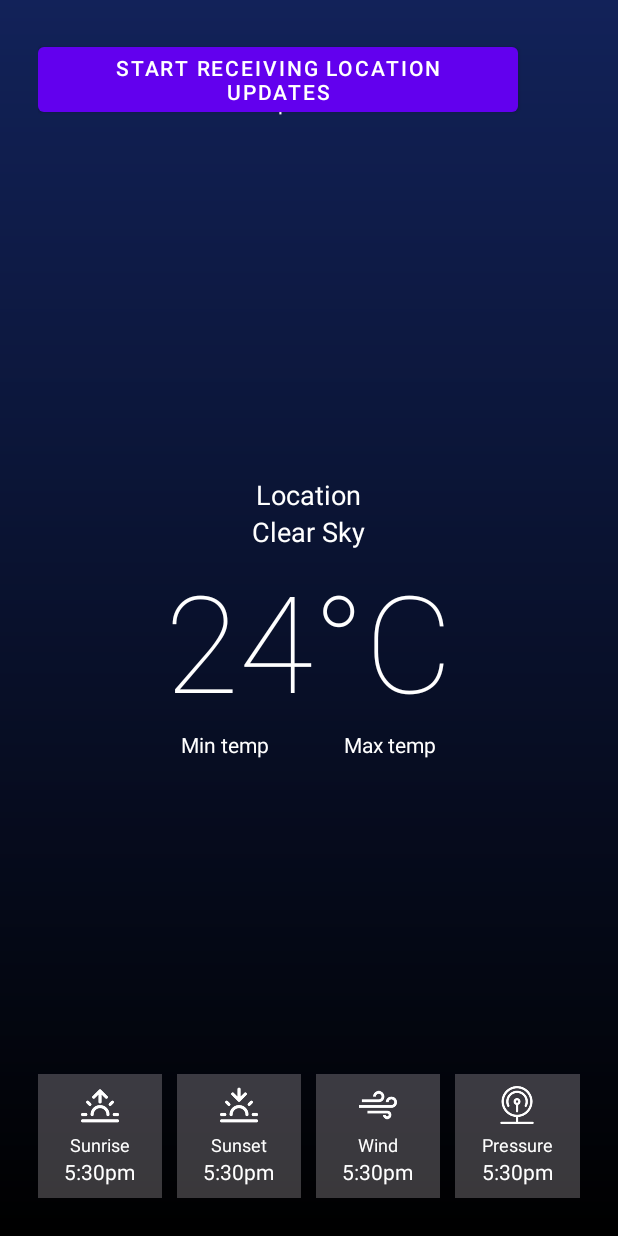
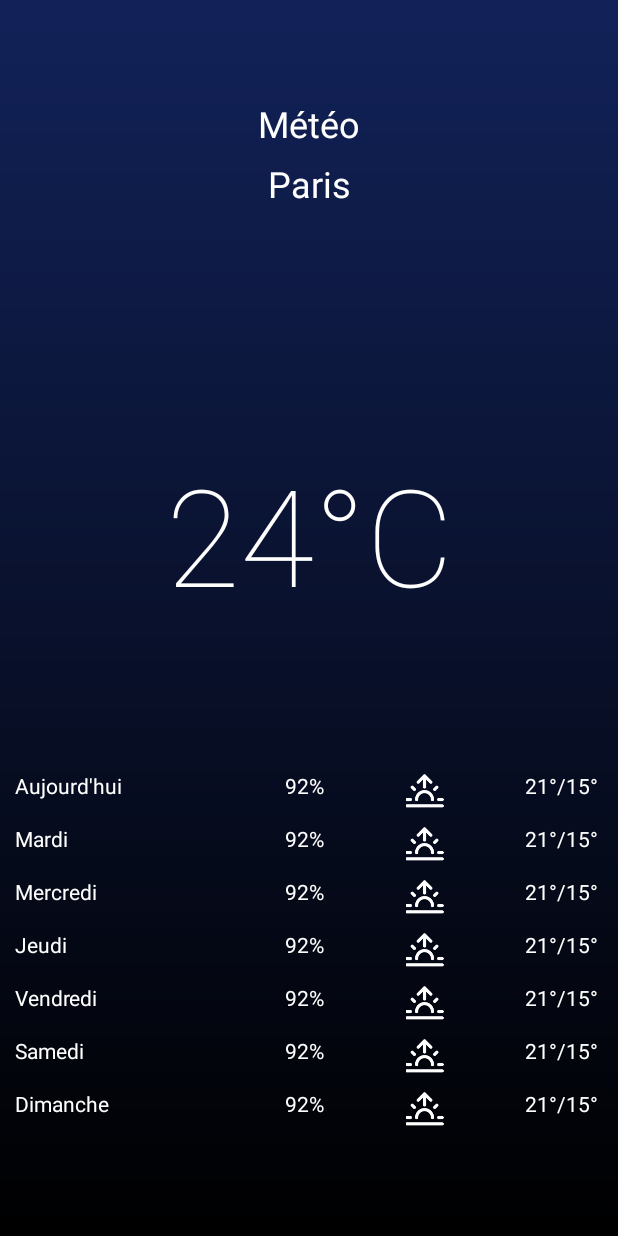
Before and after one commit to HETIC-MT-P2021/WEATHER-GROUP1-ANDROID, an Android app: the screen it shows after launch (MainActivity), on a phone screen of 412 x 824 dp. Run offline under Robolectric (Android 15) with nearby library versions, the phone set to English and light mode, and no system bars; network calls fail; 3 statements that could not run were skipped.

Commit message:
Display API Data in Screen

```diff
--- a/app/src/main/java/com/example/weather_group1_android/network/ui/MainActivity.kt
+++ b/app/src/main/java/com/example/weather_group1_android/network/ui/MainActivity.kt
@@ -95,7 +95,7 @@ class MainActivity : AppCompatActivity(), SharedPreferences.OnSharedPreferenceCh
             getSharedPreferences(getString(R.string.preference_file_key), Context.MODE_PRIVATE)
 
         foregroundOnlyLocationButton = findViewById(R.id.foreground_only_location_button)
-        outputTextView = findViewById(R.id.output_text_view)
+        outputTextView = findViewById(R.id.address)
 
         foregroundOnlyLocationButton.setOnClickListener {
             val enabled = sharedPreferences.getBoolean(
@@ -304,7 +304,9 @@ class MainActivity : AppCompatActivity(), SharedPreferences.OnSharedPreferenceCh
     }
     private fun displayResults(response: WeatherAsset?) {
         response?.let {
-            binding.temp.text = response.current.temp.toString() + "°C"
+            Log.d(TAG, "Api data: $response")
+            binding.timezone.text = response.timezone
+            binding.temp.text = (response.current.temp.toInt()).toString() + "°C"
         }
     }
     private fun displayError() {
--- a/app/src/main/res/layout/activity_main.xml
+++ b/app/src/main/res/layout/activity_main.xml
@@ -1,277 +1,322 @@
 <?xml version="1.0" encoding="utf-8"?>
-<RelativeLayout xmlns:android="http://schemas.android.com/apk/res/android"
+<androidx.constraintlayout.widget.ConstraintLayout xmlns:android="http://schemas.android.com/apk/res/android"
     xmlns:app="http://schemas.android.com/apk/res-auto"
     xmlns:tools="http://schemas.android.com/tools"
     android:id="@+id/activity_main"
     android:layout_width="match_parent"
     android:layout_height="match_parent"
-    android:orientation="vertical"
-    android:padding="25dp"
     android:background="@drawable/gradient_bg"
     tools:context=".network.ui.MainActivity">
 
     <Button
         android:id="@+id/foreground_only_location_button"
         android:layout_width="wrap_content"
+        android:layout_height="wrap_content"
+        android:layout_marginTop="16dp"
+        android:text="@string/update"
         android:textColor="@color/white"
-        android:text="Click me"
-        android:layout_height="wrap_content"></Button>
+        app:layout_constraintEnd_toEndOf="parent"
+        app:layout_constraintHorizontal_bias="0.498"
+        app:layout_constraintStart_toStartOf="parent"
+        app:layout_constraintTop_toTopOf="parent"
+        android:visibility="invisible"/>
 
-    <RelativeLayout
-        android:id="@+id/mainContainer"
-        android:visibility="visible"
-        android:layout_width="match_parent"
-        android:layout_height="match_parent">
-
-        <LinearLayout
-            android:id="@+id/addressContainer"
-            android:orientation="vertical"
-            android:gravity="center"
-            android:layout_width="match_parent"
-            android:layout_height="wrap_content">
     <TextView
         android:id="@+id/address"
+        android:layout_width="wrap_content"
+        android:layout_height="wrap_content"
+        android:layout_marginTop="50dp"
+        android:text="@string/weather"
         android:textSize="24sp"
-                android:text="@string/weather"
+        app:layout_constraintEnd_toEndOf="parent"
+        app:layout_constraintStart_toStartOf="parent"
+        app:layout_constraintTop_toTopOf="@+id/foreground_only_location_button" />
+
+    <TextView
+        android:id="@+id/timezone"
         android:layout_width="wrap_content"
-                android:layout_height="wrap_content">
-            </TextView>
-            <TextView
-                android:id="@+id/update_at"
-                android:textSize="14sp"
-                android:text="@string/update_at"
-                android:layout_width="wrap_content"
-                android:layout_height="wrap_content">
-            </TextView>
-        </LinearLayout>
+        android:layout_height="wrap_content"
+        android:layout_marginTop="90dp"
+        android:text="Paris"
+        android:textSize="24sp"
+        app:layout_constraintEnd_toEndOf="parent"
+        app:layout_constraintStart_toStartOf="parent"
+        app:layout_constraintTop_toTopOf="@+id/foreground_only_location_button" />
 
-        <LinearLayout
-            android:id="@+id/overviewContainer"
-            android:orientation="vertical"
-            android:layout_centerInParent="true"
-            android:layout_width="match_parent"
-            android:layout_height="wrap_content">
-            <TextView
-                android:id="@+id/output_text_view"
-                android:textSize="18sp"
-                android:layout_gravity="center"
-                android:text="Location"
-                android:layout_width="wrap_content"
-                android:layout_height="wrap_content">
-            </TextView>
-            <TextView
-                android:id="@+id/status"
-                android:textSize="18sp"
-                android:layout_gravity="center"
-                android:text="@string/clear_sky"
-                android:layout_width="wrap_content"
-                android:layout_height="wrap_content">
-            </TextView>
     <TextView
         android:id="@+id/temp"
+        android:layout_width="wrap_content"
+        android:layout_height="wrap_content"
+        android:layout_marginBottom="408dp"
+        android:fontFamily="sans-serif-thin"
+        android:text="@string/_24_c"
         android:textSize="90sp"
-                android:fontFamily="sans-serif-thin"
-                android:layout_gravity="center"
-                android:text="@string/_24_c"
-                android:layout_width="wrap_content"
-                android:layout_height="wrap_content">
-            </TextView>
-            <LinearLayout
-                android:orientation="horizontal"
-                android:gravity="center"
-                android:layout_width="match_parent"
-                android:layout_height="wrap_content">
-                <TextView
-                    android:id="@+id/temp_min"
-                    android:text="@string/min_temp"
-                    android:layout_width="wrap_content"
-                    android:layout_height="wrap_content">
-                </TextView>
-                <Space
-                    android:layout_width="50dp"
-                    android:layout_height="wrap_content" />
-                <TextView
-                    android:id="@+id/temp_max"
-                    android:text="@string/max_temp"
-                    android:layout_width="wrap_content"
-                    android:layout_height="wrap_content">
-                </TextView>
-            </LinearLayout>
-        </LinearLayout>
-
-        <LinearLayout
-            android:id="@+id/detailsContainer"
-            android:orientation="vertical"
-            android:layout_alignParentBottom="true"
-            android:layout_width="match_parent"
-            android:layout_height="wrap_content">
-            <LinearLayout
-                android:orientation="horizontal"
-                android:weightSum="4"
-                android:layout_width="match_parent"
-                android:layout_height="wrap_content">
-                <LinearLayout
-                    android:orientation="vertical"
-                    android:layout_weight="1"
-                    android:gravity="center"
-                    android:padding="8dp"
-                    android:background="#3CF1EBF1"
-                    android:layout_width="0dp"
-                    android:layout_height="wrap_content">
-                    <ImageView
-                        android:contentDescription="@string/sunrise"
-                        android:layout_width="25dp"
-                        android:layout_height="25dp"
-                        android:src="@drawable/sunrise"
-                        app:tint="#FFF">
-                    </ImageView>
-                    <Space
-                        android:layout_width="wrap_content"
-                        android:layout_height="5dp" />
-                    <TextView
-                        android:text="@string/sunrise"
-                        android:textSize="12sp"
-                        android:layout_width="wrap_content"
-                        android:layout_height="wrap_content">
-                    </TextView>
-                    <TextView
-                        android:id="@+id/sunrise"
-                        android:text="@string/_5_30pm"
-                        android:textSize="14sp"
-                        android:layout_width="wrap_content"
-                        android:layout_height="wrap_content">
-                    </TextView>
-                </LinearLayout>
-                <Space
-                    android:layout_width="10dp"
-                    android:layout_height="wrap_content" />
-                <LinearLayout
-                    android:orientation="vertical"
-                    android:layout_weight="1"
-                    android:gravity="center"
-                    android:padding="8dp"
-                    android:background="#3CF1EBF1"
-                    android:layout_width="0dp"
-                    android:layout_height="wrap_content">
-                    <ImageView
-                        android:contentDescription="@string/sunset"
-                        android:layout_width="25dp"
-                        android:layout_height="25dp"
-                        android:src="@drawable/sunset"
-                        app:tint="#FFF">
-                    </ImageView>
-                    <Space
-                        android:layout_width="wrap_content"
-                        android:layout_height="5dp" />
-                    <TextView
-                        android:text="@string/sunset"
-                        android:textSize="12sp"
-                        android:layout_width="wrap_content"
-                        android:layout_height="wrap_content">
-                    </TextView>
-                    <TextView
-                        android:id="@+id/sunset"
-                        android:text="@string/_5_30pm"
-                        android:textSize="14sp"
-                        android:layout_width="wrap_content"
-                        android:layout_height="wrap_content">
-                    </TextView>
-                </LinearLayout>
-                <Space
-                    android:layout_width="10dp"
-                    android:layout_height="wrap_content" />
-                <LinearLayout
-                    android:orientation="vertical"
-                    android:layout_weight="1"
-                    android:gravity="center"
-                    android:padding="8dp"
-                    android:background="#3CF1EBF1"
-                    android:layout_width="0dp"
-                    android:layout_height="wrap_content">
-                    <ImageView
-                        android:contentDescription="@string/wind"
-                        android:layout_width="25dp"
-                        android:layout_height="25dp"
-                        android:src="@drawable/wind"
-                        app:tint="#FFF">
-                    </ImageView>
-                    <Space
-                        android:layout_width="wrap_content"
-                        android:layout_height="5dp" />
-                    <TextView
-                        android:text="@string/wind"
-                        android:textSize="12sp"
-                        android:layout_width="wrap_content"
-                        android:layout_height="wrap_content">
-                    </TextView>
-                    <TextView
-                        android:id="@+id/wind"
-                        android:text="@string/_5_30pm"
-                        android:textSize="14sp"
-                        android:layout_width="wrap_content"
-                        android:layout_height="wrap_content">
-                    </TextView>
-                </LinearLayout>
-                <Space
-                    android:layout_width="10dp"
-                    android:layout_height="wrap_content" />
-                <LinearLayout
-                    android:orientation="vertical"
-                    android:layout_weight="1"
-                    android:gravity="center"
-                    android:padding="8dp"
-                    android:background="#3CF1EBF1"
-                    android:layout_width="0dp"
-                    android:layout_height="wrap_content">
-                    <ImageView
-                        android:contentDescription="@string/pressure"
-                        android:layout_width="25dp"
-                        android:layout_height="25dp"
-                        android:src="@drawable/pressure"
-                        app:tint="#FFF">
-                    </ImageView>
-                    <Space
-                        android:layout_width="wrap_content"
-                        android:layout_height="5dp" />
-                    <TextView
-                        android:text="@string/pressure"
-                        android:textSize="12sp"
-                        android:layout_width="wrap_content"
-                        android:layout_height="wrap_content">
-                    </TextView>
-                    <TextView
-                        android:id="@+id/pressure"
-                        android:text="@string/_5_30pm"
-                        android:textSize="14sp"
-                        android:layout_width="wrap_content"
-                        android:layout_height="wrap_content">
-                    </TextView>
-                </LinearLayout>
-                <Space
-                    android:layout_width="wrap_content"
-                    android:layout_height="wrap_content" />
-
-            </LinearLayout>
-
-        </LinearLayout>
-
-    </RelativeLayout>
+        app:layout_constraintBottom_toBottomOf="parent"
+        app:layout_constraintEnd_toEndOf="parent"
+        app:layout_constraintStart_toStartOf="parent" />
 
     <ProgressBar
         android:id="@+id/loader"
-        android:layout_centerInParent="true"
+        android:layout_width="wrap_content"
+        android:layout_height="wrap_content"
         android:visibility="gone"
-        android:layout_width="wrap_content"
-        android:layout_height="wrap_content">
-    </ProgressBar>
+        app:layout_constraintBottom_toTopOf="@+id/errorText"
+        app:layout_constraintEnd_toStartOf="@+id/errorText"
+        app:layout_constraintStart_toStartOf="@+id/errorText"
+        app:layout_constraintTop_toTopOf="@+id/errorText" />
 
     <TextView
         android:id="@+id/errorText"
-        android:layout_centerInParent="true"
+        android:layout_width="wrap_content"
+        android:layout_height="wrap_content"
+        android:layout_marginStart="25dp"
+        android:layout_marginTop="25dp"
         android:text="@string/something_went_wrong"
         android:visibility="gone"
+        app:layout_constraintStart_toStartOf="parent"
+        app:layout_constraintTop_toTopOf="parent" />
+
+    <TableLayout
+        android:layout_width="409dp"
+        android:layout_height="370dp"
+        android:paddingTop="50dp"
+        android:paddingStart="10dp"
+        android:paddingEnd="10dp"
+        android:stretchColumns="0,2"
+        app:layout_constraintBottom_toBottomOf="parent"
+        tools:layout_editor_absoluteX="1dp"
+        tools:ignore="MissingConstraints">
+
+        <TableRow
+            android:layout_width="match_parent"
+            android:layout_marginTop="10dp"
+            android:layout_height="match_parent">
+
+            <TextView
+                android:id="@+id/day1"
                 android:layout_width="wrap_content"
-        android:layout_height="wrap_content">
-    </TextView>
+                android:layout_height="wrap_content"
+                android:text="@string/today" />
 
-</RelativeLayout>
+            <TextView
+                android:id="@+id/day1_prec"
+                android:layout_width="wrap_content"
+                android:layout_height="wrap_content"
+                android:text="@string/_92" />
+
+            <ImageView
+                android:id="@+id/day1_image"
+                android:layout_width="25dp"
+                android:layout_height="25dp"
+                android:contentDescription="@string/sunrise"
+                android:src="@drawable/sunrise"
+                app:tint="#FFF" />
+
+            <TextView
+                android:id="@+id/day1_temp_min_max"
+                android:layout_width="wrap_content"
+                android:layout_height="wrap_content"
+                android:text="@string/_21_15" />
+        </TableRow>
+
+        <TableRow
+            android:layout_width="match_parent"
+            android:layout_height="match_parent"
+            android:layout_marginTop="10dp">
+
+            <TextView
+                android:id="@+id/day2"
+                android:layout_width="wrap_content"
+                android:layout_height="wrap_content"
+                android:text="@string/tuesday" />
+
+            <TextView
+                android:id="@+id/day2_prec"
+                android:layout_width="wrap_content"
+                android:layout_height="wrap_content"
+                android:text="@string/_92" />
+
+            <ImageView
+                android:id="@+id/day2_image"
+                android:layout_width="25dp"
+                android:layout_height="25dp"
+                android:contentDescription="@string/sunrise"
+                android:src="@drawable/sunrise"
+                app:tint="#FFF" />
+
+            <TextView
+                android:id="@+id/day2_temp_min_max"
+                android:layout_width="wrap_content"
+                android:layout_height="wrap_content"
+                android:text="@string/_21_15" />
+
+        </TableRow>
+
+        <TableRow
+            android:layout_width="match_parent"
+            android:layout_height="match_parent"
+            android:layout_marginTop="10dp">
+
+            <TextView
+                android:id="@+id/day3"
+                android:layout_width="wrap_content"
+                android:layout_height="wrap_content"
+                android:text="@string/wednesday" />
+
+            <TextView
+                android:id="@+id/day3_prec"
+                android:layout_width="wrap_content"
+                android:layout_height="wrap_content"
+                android:text="@string/_92" />
+
+            <ImageView
+                android:id="@+id/day3_image"
+                android:layout_width="25dp"
+                android:layout_height="25dp"
+                android:contentDescription="@string/sunrise"
+                android:src="@drawable/sunrise"
+                app:tint="#FFF" />
+
+            <TextView
+                android:id="@+id/day3_temp_min_max"
+                android:layout_width="wrap_content"
+                android:layout_height="wrap_content"
+                android:text="@string/_21_15" />
+
+        </TableRow>
+
+        <TableRow
+            android:layout_width="match_parent"
+            android:layout_height="match_parent"
+            android:layout_marginTop="10dp">
+
+            <TextView
+                android:id="@+id/day4"
+                android:layout_width="wrap_content"
+                android:layout_height="wrap_content"
+                android:text="@string/thursday" />
+
+            <TextView
+                android:id="@+id/day4_prec"
+                android:layout_width="wrap_content"
+                android:layout_height="wrap_content"
+                android:text="@string/_92" />
+
+            <ImageView
+                android:id="@+id/day4_image"
+                android:layout_width="25dp"
+                android:layout_height="25dp"
+                android:contentDescription="@string/sunrise"
+                android:src="@drawable/sunrise"
+                app:tint="#FFF" />
+
+            <TextView
+                android:id="@+id/day4_temp_min_max"
+                android:layout_width="wrap_content"
+                android:layout_height="wrap_content"
+                android:text="@string/_21_15" />
+
+        </TableRow>
+
+        <TableRow
+            android:layout_width="match_parent"
+            android:layout_height="match_parent"
+            android:layout_marginTop="10dp">
+
+            <TextView
+                android:id="@+id/day5"
+                android:layout_width="wrap_content"
+                android:layout_height="wrap_content"
+                android:text="@string/friday" />
+
+            <TextView
+                android:id="@+id/day5_prec"
+                android:layout_width="wrap_content"
+                android:layout_height="wrap_content"
+                android:text="@string/_92" />
+
+            <ImageView
+                android:id="@+id/day5_image"
+                android:layout_width="25dp"
+                android:layout_height="25dp"
+                android:contentDescription="@string/sunrise"
+                android:src="@drawable/sunrise"
+                app:tint="#FFF" />
+
+            <TextView
+                android:id="@+id/day5_temp_min_max"
+                android:layout_width="wrap_content"
+                android:layout_height="wrap_content"
+                android:text="@string/_21_15" />
+
+        </TableRow>
+
+        <TableRow
+            android:layout_width="match_parent"
+            android:layout_height="match_parent"
+            android:layout_marginTop="10dp">
+
+            <TextView
+                android:id="@+id/day6"
+                android:layout_width="wrap_content"
+                android:layout_height="wrap_content"
+                android:text="@string/saturday" />
+
+            <TextView
+                android:id="@+id/day6_prec"
+                android:layout_width="wrap_content"
+                android:layout_height="wrap_content"
+                android:text="@string/_92" />
+
+            <ImageView
+                android:id="@+id/day6_image"
+                android:layout_width="25dp"
+                android:layout_height="25dp"
+                android:contentDescription="@string/sunrise"
+                android:src="@drawable/sunrise"
+                app:tint="#FFF" />
+
+            <TextView
+                android:id="@+id/day6_temp_min_max"
+                android:layout_width="wrap_content"
+                android:layout_height="wrap_content"
+                android:text="@string/_21_15" />
+
+        </TableRow>
+
+        <TableRow
+            android:layout_width="match_parent"
+            android:layout_height="match_parent"
+            android:layout_marginTop="10dp">
+
+            <TextView
+                android:id="@+id/day7"
+                android:layout_width="wrap_content"
+                android:layout_height="wrap_content"
+                android:text="@string/sunday" />
+
+            <TextView
+                android:id="@+id/day7_prec"
+                android:layout_width="wrap_content"
+                android:layout_height="wrap_content"
+                android:text="@string/_92" />
+
+            <ImageView
+                android:id="@+id/day7_image"
+                android:layout_width="25dp"
+                android:layout_height="25dp"
+                android:contentDescription="@string/sunrise"
+                android:src="@drawable/sunrise"
+                app:tint="#FFF" />
+
+            <TextView
+                android:id="@+id/day7_temp_min_max"
+                android:layout_width="wrap_content"
+                android:layout_height="wrap_content"
+                android:text="@string/_21_15" />
+
+        </TableRow>
+
+    </TableLayout>
+
+</androidx.constraintlayout.widget.ConstraintLayout>
--- a/app/src/main/res/values/strings.xml
+++ b/app/src/main/res/values/strings.xml
@@ -1,7 +1,6 @@
 <resources>
     <string name="app_name">Weather App</string>
-    <string name="weather">Weather</string>
-    <string name="update_at">Update at</string>
+    <string name="weather">Météo</string>
     <string name="clear_sky">Clear Sky</string>
     <string name="_24_c">24°C</string>
     <string name="min_temp">Min temp</string>
@@ -22,4 +21,15 @@
     <string name="settings">Settings</string>
     <string name="start_location_updates_button_text">Start receiving location updates</string>
     <string name="stop_location_updates_button_text">Stop receiving location updates</string>
+
+    <string name="update">Update</string>
+    <string name="today">Aujourd\'hui</string>
+    <string name="_92">92%</string>
+    <string name="_21_15">21°/15°</string>
+    <string name="tuesday">Mardi</string>
+    <string name="wednesday">Mercredi</string>
+    <string name="thursday">Jeudi</string>
+    <string name="friday">Vendredi</string>
+    <string name="saturday">Samedi</string>
+    <string name="sunday">Dimanche</string>
 </resources>
```
Lines whose indentation alone changed are shown as unchanged.
